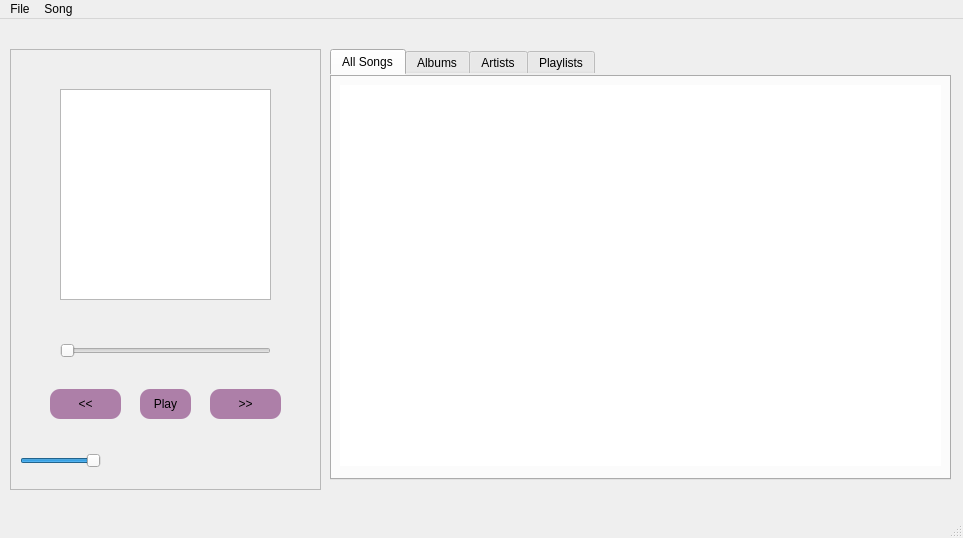
Old version of the form src/player.ui in the repository pirxus/waPlayer.
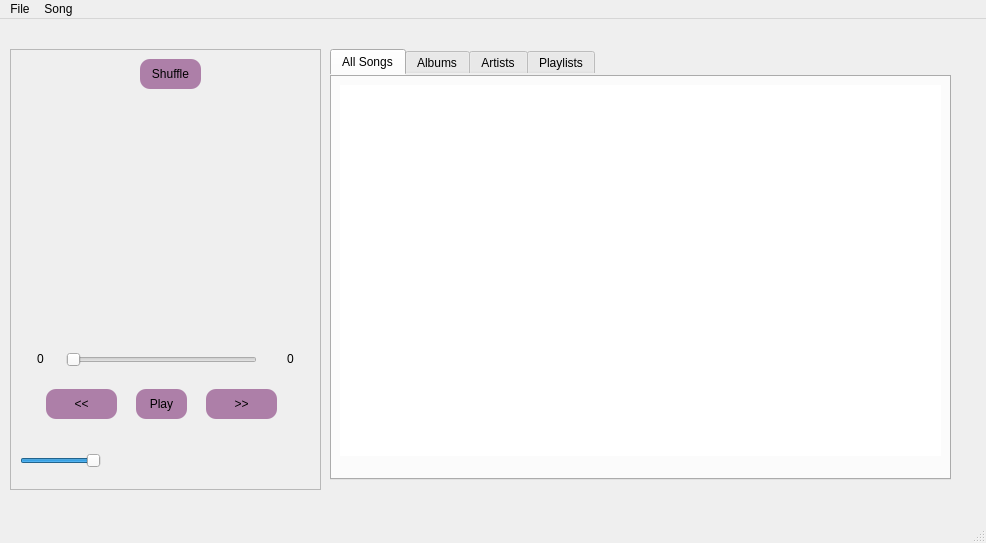
New version of the form.

Patch:
```diff
--- a/src/player.ui
+++ b/src/player.ui
@@ -6,8 +6,8 @@
    <rect>
     <x>0</x>
     <y>0</y>
-    <width>963</width>
-    <height>538</height>
+    <width>986</width>
+    <height>543</height>
    </rect>
   </property>
   <property name="windowTitle">
@@ -78,7 +78,7 @@
         <x>10</x>
         <y>10</y>
         <width>601</width>
-        <height>381</height>
+        <height>371</height>
        </rect>
       </property>
       <property name="sizePolicy">
@@ -189,7 +189,7 @@
     <widget class="QPushButton" name="pushButtonPlay">
      <property name="geometry">
       <rect>
-       <x>130</x>
+       <x>126</x>
        <y>340</y>
        <width>51</width>
        <height>30</height>
@@ -202,25 +202,12 @@
       <string>Play</string>
      </property>
     </widget>
-    <widget class="QGraphicsView" name="graphicsViewAlbumArt">
-     <property name="geometry">
-      <rect>
-       <x>50</x>
-       <y>40</y>
-       <width>211</width>
-       <height>211</height>
-      </rect>
-     </property>
-     <property name="focusPolicy">
-      <enum>Qt::NoFocus</enum>
-     </property>
-    </widget>
     <widget class="QSlider" name="sliderSongProgress">
      <property name="geometry">
       <rect>
-       <x>50</x>
-       <y>290</y>
-       <width>211</width>
+       <x>56</x>
+       <y>299</y>
+       <width>191</width>
        <height>24</height>
       </rect>
      </property>
@@ -256,7 +243,7 @@
     <widget class="QPushButton" name="pushButtonPrev">
      <property name="geometry">
       <rect>
-       <x>40</x>
+       <x>36</x>
        <y>340</y>
        <width>71</width>
        <height>30</height>
@@ -272,7 +259,7 @@
     <widget class="QPushButton" name="pushButtonNext">
      <property name="geometry">
       <rect>
-       <x>200</x>
+       <x>196</x>
        <y>340</y>
        <width>71</width>
        <height>30</height>
@@ -285,6 +272,70 @@
       <string>&gt;&gt;</string>
      </property>
     </widget>
+    <widget class="QLabel" name="label">
+     <property name="geometry">
+      <rect>
+       <x>50</x>
+       <y>50</y>
+       <width>210</width>
+       <height>210</height>
+      </rect>
+     </property>
+     <property name="text">
+      <string/>
+     </property>
+     <property name="scaledContents">
+      <bool>true</bool>
+     </property>
+    </widget>
+    <widget class="QLabel" name="labelSongProgress">
+     <property name="geometry">
+      <rect>
+       <x>10</x>
+       <y>300</y>
+       <width>41</width>
+       <height>20</height>
+      </rect>
+     </property>
+     <property name="text">
+      <string>0</string>
+     </property>
+     <property name="alignment">
+      <set>Qt::AlignCenter</set>
+     </property>
+    </widget>
+    <widget class="QLabel" name="labelSongDuration">
+     <property name="geometry">
+      <rect>
+       <x>260</x>
+       <y>300</y>
+       <width>41</width>
+       <height>20</height>
+      </rect>
+     </property>
+     <property name="text">
+      <string>0</string>
+     </property>
+     <property name="alignment">
+      <set>Qt::AlignCenter</set>
+     </property>
+    </widget>
+    <widget class="QPushButton" name="pushButtonShuffle">
+     <property name="geometry">
+      <rect>
+       <x>130</x>
+       <y>10</y>
+       <width>61</width>
+       <height>30</height>
+      </rect>
+     </property>
+     <property name="focusPolicy">
+      <enum>Qt::NoFocus</enum>
+     </property>
+     <property name="text">
+      <string>Shuffle</string>
+     </property>
+    </widget>
    </widget>
   </widget>
   <widget class="QMenuBar" name="menubar">
@@ -292,7 +343,7 @@
     <rect>
      <x>0</x>
      <y>0</y>
-     <width>963</width>
+     <width>986</width>
      <height>29</height>
     </rect>
    </property>
```
Left out of the diff: 11 changed lines with no effect on the pictures.
